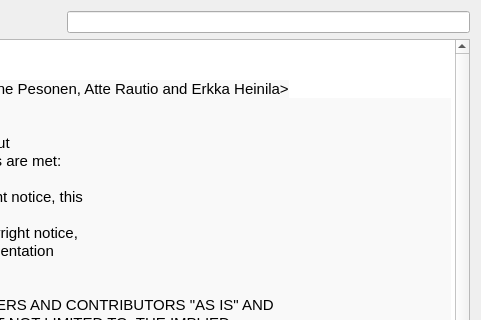
Old version of the form designer_ui_files/aboutDialogUi.ui in the repository cibr-jyu/meggie; both pictures show x 440 to 921 and y 0 to 320 of the 921 by 591 pixel window.
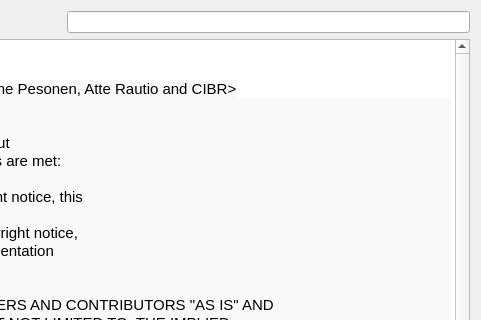
New version of the form.

Commit message: Update about dialog

Diff of the .ui file:
```diff
--- a/designer_ui_files/aboutDialogUi.ui
+++ b/designer_ui_files/aboutDialogUi.ui
@@ -83,7 +83,7 @@
 &lt;/style&gt;&lt;/head&gt;&lt;body style=&quot; font-family:'Sans Serif'; font-size:9pt; font-weight:400; font-style:normal;&quot;&gt;
 &lt;p style=&quot; margin-top:0px; margin-bottom:0px; margin-left:0px; margin-right:0px; -qt-block-indent:0; text-indent:0px;&quot;&gt;&lt;span style=&quot; font-family:'MS Shell Dlg 2'; font-size:11pt;&quot;&gt;Meggie is realeased under the Simplified BSD lisence:&lt;/span&gt;&lt;/p&gt;
 &lt;p style=&quot;-qt-paragraph-type:empty; margin-top:0px; margin-bottom:0px; margin-left:0px; margin-right:0px; -qt-block-indent:0; text-indent:0px; font-family:'MS Shell Dlg 2'; font-size:11pt;&quot;&gt;&lt;br /&gt;&lt;/p&gt;
-&lt;p style=&quot; margin-top:0px; margin-bottom:0px; margin-left:0px; margin-right:0px; -qt-block-indent:0; text-indent:0px;&quot;&gt;&lt;span style=&quot; font-family:'monospace,Courier'; font-size:11pt; color:#000000; background-color:#f9f9f9;&quot;&gt;Copyright (c) &amp;lt;2018&amp;gt;, &amp;lt;Kari Aliranta, Jaakko Leppäkangas, Janne Pesonen, Atte Rautio and Erkka Heinila&amp;gt;&lt;/span&gt;&lt;/p&gt;
+&lt;p style=&quot; margin-top:0px; margin-bottom:0px; margin-left:0px; margin-right:0px; -qt-block-indent:0; text-indent:0px;&quot;&gt;&lt;span style=&quot; font-family:'monospace,Courier'; font-size:11pt; color:#000000; background-color:#f9f9f9;&quot;&gt;Copyright (c) &amp;lt;2018&amp;gt;, &amp;lt;Kari Aliranta, Jaakko Leppäkangas, Janne Pesonen, Atte Rautio and CIBR&amp;gt;&lt;/span&gt;&lt;/p&gt;
 &lt;p style=&quot; margin-top:0px; margin-bottom:0px; margin-left:0px; margin-right:0px; -qt-block-indent:0; text-indent:0px; background-color:#f9f9f9;&quot;&gt;&lt;span style=&quot; font-family:'monospace,Courier'; font-size:11pt; color:#000000; background-color:#f9f9f9;&quot;&gt;All rights reserved.&lt;/span&gt;&lt;/p&gt;
 &lt;p style=&quot;-qt-paragraph-type:empty; margin-top:0px; margin-bottom:0px; margin-left:0px; margin-right:0px; -qt-block-indent:0; text-indent:0px; font-family:'monospace,Courier'; font-size:11pt; color:#000000; background-color:#f9f9f9;&quot;&gt;&lt;br /&gt;&lt;/p&gt;
 &lt;p style=&quot; margin-top:0px; margin-bottom:0px; margin-left:0px; margin-right:0px; -qt-block-indent:0; text-indent:0px; background-color:#f9f9f9;&quot;&gt;&lt;span style=&quot; font-family:'monospace,Courier'; font-size:11pt; color:#000000; background-color:#f9f9f9;&quot;&gt;Redistribution and use in source and binary forms, with or without&lt;/span&gt;&lt;/p&gt;
```
